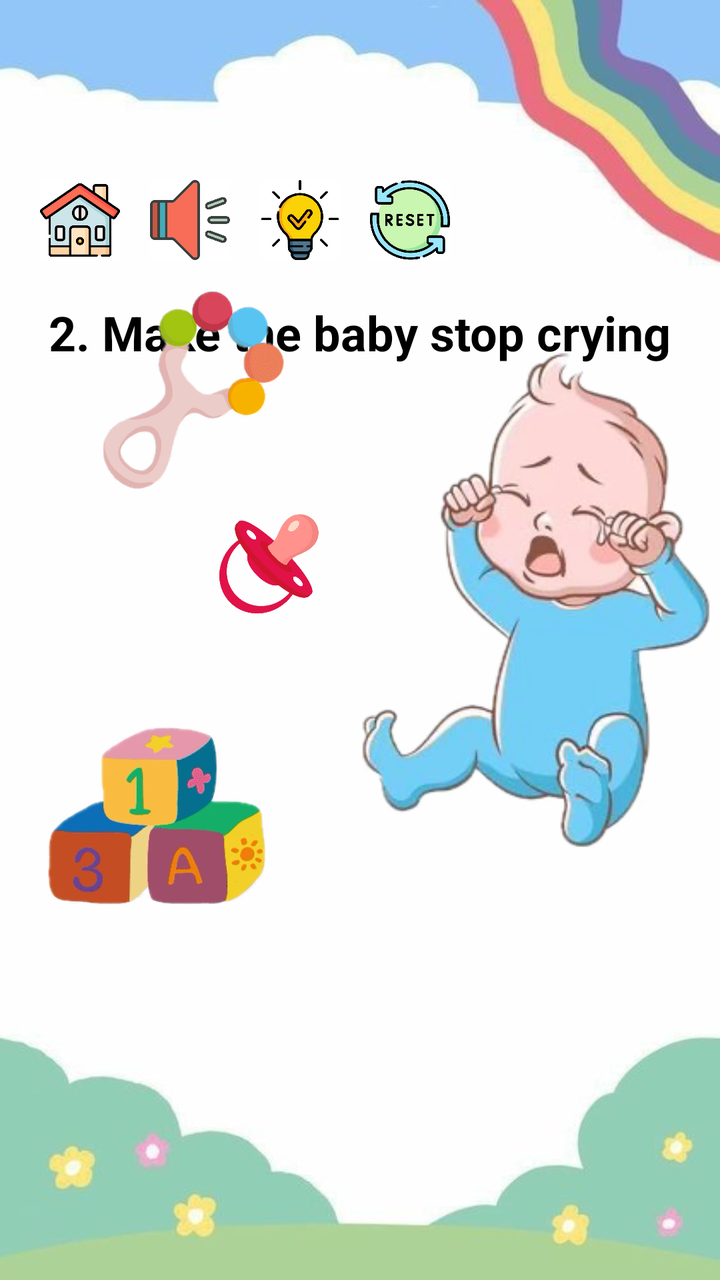
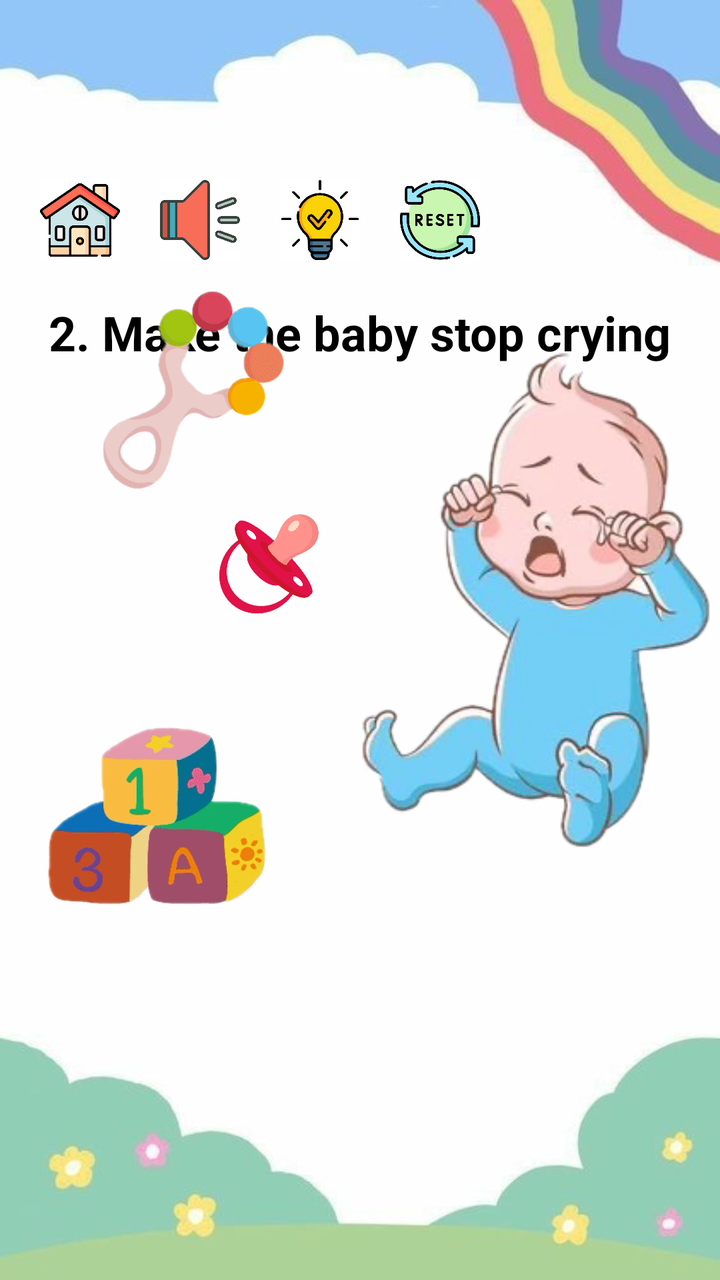

Two renders of the same Android screen: before a commit and after it. Below are the layout's source before the change and the commit's diff.
<!-- AndroidManifest.xml: application theme Theme.SEHH3165_GP -->
<!-- res/layout/game2_baby.xml -->
<?xml version="1.0" encoding="utf-8"?>
<RelativeLayout xmlns:android="http://schemas.android.com/apk/res/android"
    xmlns:tools="http://schemas.android.com/tools"
    android:layout_width="match_parent"
    android:layout_height="match_parent"
    tools:context=".Game2">

    <include
        layout="@layout/game_layout"
        android:layout_width="match_parent"
        android:layout_height="wrap_content" />

    <TextView
        android:id="@+id/textView_baby"
        android:layout_width="wrap_content"
        android:layout_height="wrap_content"
        android:layout_marginTop="150dp"
        android:layout_centerHorizontal="true"
        android:text="2. Make the baby stop crying"
        android:textColor="@color/black"
        android:textSize="24sp"
        android:textStyle="bold" />

    <ImageButton
        android:id="@+id/imageButton_crying_baby"
        android:layout_width="wrap_content"
        android:layout_height="250dp"
        android:layout_alignParentStart="true"
        android:layout_alignParentBottom="true"
        android:layout_centerInParent="true"
        android:layout_marginStart="176dp"
        android:layout_marginBottom="215dp"
        android:background="?android:attr/activatedBackgroundIndicator"
        android:scaleType="fitCenter"
        android:src="@drawable/g2_crying_baby" />

    <ImageButton
        android:id="@+id/imageButton_toy"
        android:layout_width="wrap_content"
        android:layout_height="90dp"
        android:layout_alignParentStart="true"
        android:layout_alignParentEnd="true"
        android:layout_alignParentBottom="true"
        android:layout_centerInParent="true"
        android:layout_marginStart="-47dp"
        android:layout_marginEnd="157dp"
        android:layout_marginBottom="187dp"
        android:background="?android:attr/activatedBackgroundIndicator"
        android:scaleType="fitCenter"
        android:src="@drawable/g2_toy" />

    <ImageButton
        android:id="@+id/imageButton_toy2"
        android:layout_width="wrap_content"
        android:layout_height="100dp"
        android:layout_alignParentStart="true"
        android:layout_alignParentBottom="true"
        android:layout_centerVertical="true"
        android:layout_marginStart="-72dp"
        android:layout_marginBottom="395dp"
        android:background="?android:attr/activatedBackgroundIndicator"
        android:scaleType="fitCenter"
        android:src="@drawable/g2_toy2" />

    <ImageButton
        android:id="@+id/imageButton_toy3"
        android:layout_width="wrap_content"
        android:layout_height="50dp"
        android:layout_alignParentStart="true"
        android:layout_alignParentEnd="true"
        android:layout_alignParentBottom="true"
        android:layout_centerInParent="true"
        android:layout_marginStart="9dp"
        android:layout_marginEnd="100dp"
        android:layout_marginBottom="333dp"
        android:background="?android:attr/activatedBackgroundIndicator"
        android:scaleType="fitCenter"
        android:src="@drawable/g2_nipple" />

</RelativeLayout>
<!-- res/layout/game_layout.xml (included above) -->
<?xml version="1.0" encoding="utf-8"?>
<RelativeLayout xmlns:android="http://schemas.android.com/apk/res/android"
    android:layout_width="match_parent"
    android:layout_height="match_parent"
    android:background="@drawable/bg_game">

    <ImageButton
        android:id="@+id/imageButton_home"
        android:layout_width="40dp"
        android:layout_height="40dp"
        android:layout_marginStart="20dp"
        android:layout_marginTop="90dp"
        android:background="@android:drawable/screen_background_light"
        android:scaleType="fitCenter"
        android:src="@drawable/setting_home" />

    <ImageButton
        android:id="@+id/imageButton_sound"
        android:layout_width="40dp"
        android:layout_height="40dp"
        android:layout_marginStart="15dp"
        android:layout_marginTop="90dp"
        android:layout_toEndOf="@+id/imageButton_home"
        android:background="@android:drawable/screen_background_light"
        android:scaleType="fitCenter"
        android:src="@drawable/setting_speaker" />

    <ImageButton
        android:id="@+id/imageButton_hint"
        android:layout_width="40dp"
        android:layout_height="40dp"
        android:layout_marginStart="15dp"
        android:layout_marginTop="90dp"
        android:layout_toEndOf="@+id/imageButton_sound"
        android:background="@android:drawable/screen_background_light"
        android:scaleType="fitCenter"
        android:src="@drawable/setting_hint" />

    <ImageButton
        android:id="@+id/imageButton_reset"
        android:layout_width="40dp"
        android:layout_height="40dp"
        android:layout_marginStart="15dp"
        android:layout_marginTop="90dp"
        android:layout_toEndOf="@+id/imageButton_hint"
        android:background="@android:drawable/screen_background_light"
        android:scaleType="fitCenter"
        android:src="@drawable/setting_reset" />

    <ImageButton
        android:id="@+id/imageButton_next"
        android:layout_width="40dp"
        android:layout_height="40dp"
        android:layout_marginStart="15dp"
        android:layout_marginTop="90dp"
        android:layout_toEndOf="@+id/imageButton_reset"
        android:visibility="gone"
        android:background="@android:drawable/screen_background_light"
        android:scaleType="fitCenter"
        android:src="@drawable/setting_next" />

</RelativeLayout>
<!-- resources referenced by this layout -->
<resources>
  <color name="black">#FF000000</color>
  <!-- drawable bg_game: jpg bitmap (drawable, 13552 bytes) -->
  <!-- drawable g2_crying_baby: jpeg bitmap (drawable, 71703 bytes) -->
  <!-- drawable g2_nipple: jpeg bitmap (drawable, 251910 bytes) -->
  <!-- drawable g2_toy: png bitmap (drawable, 69946 bytes) -->
  <!-- drawable g2_toy2: png bitmap (drawable, 77924 bytes) -->
  <!-- drawable setting_hint: png bitmap (drawable, 28012 bytes) -->
  <!-- drawable setting_home: png bitmap (drawable, 34155 bytes) -->
  <!-- drawable setting_next: png bitmap (drawable, 42420 bytes) -->
  <!-- drawable setting_reset: png bitmap (drawable, 43959 bytes) -->
  <!-- drawable setting_speaker: png bitmap (drawable, 122319 bytes) -->
  <style name="Theme.SEHH3165_GP" parent="Base.Theme.SEHH3165_GP" />
  <style name="Base.Theme.SEHH3165_GP" parent="Theme.Material3.DayNight.NoActionBar">
          
          
      </style>
</resources>

<!-- the commit's change to res/layout/game2_baby.xml (unified diff, before → after) -->
@@ -32,7 +32,23 @@
         android:layout_marginBottom="215dp"
         android:background="?android:attr/activatedBackgroundIndicator"
         android:scaleType="fitCenter"
+        android:visibility="visible"
+        android:focusable = "true"
         android:src="@drawable/g2_crying_baby" />
+
+    <ImageButton
+        android:id="@+id/imageButton_stop_crying_baby"
+        android:layout_width="179dp"
+        android:layout_height="311dp"
+        android:layout_alignParentStart="true"
+        android:layout_alignParentBottom="true"
+        android:layout_marginStart="200dp"
+        android:layout_marginBottom="200dp"
+        android:visibility="invisible"
+        android:focusable = "false"
+        android:background="?android:attr/activatedBackgroundIndicator"
+        android:scaleType="fitCenter"
+        android:src="@drawable/g2_stop_crying_baby" />
 
     <ImageButton
         android:id="@+id/imageButton_toy"
@@ -99,18 +115,31 @@
         android:id="@+id/imageButton_sound"
         android:layout_width="40dp"
         android:layout_height="40dp"
-        android:layout_marginStart="15dp"
+        android:layout_marginStart="20dp"
         android:layout_marginTop="90dp"
         android:layout_toEndOf="@+id/imageButton_home"
         android:background="@android:drawable/screen_background_light"
         android:scaleType="fitCenter"
+        android:visibility="visible"
         android:src="@drawable/setting_speaker" />
+
+    <ImageButton
+        android:id="@+id/imageButton_mute"
+        android:layout_width="40dp"
+        android:layout_height="40dp"
+        android:layout_marginStart="20dp"
+        android:layout_marginTop="90dp"
+        android:layout_toEndOf="@+id/imageButton_home"
+        android:background="@android:drawable/screen_background_light"
+        android:scaleType="fitCenter"
+        android:visibility="invisible"
+        android:src="@drawable/setting_mute" />
 
     <ImageButton
         android:id="@+id/imageButton_hint"
         android:layout_width="40dp"
         android:layout_height="40dp"
-        android:layout_marginStart="15dp"
+        android:layout_marginStart="20dp"
         android:layout_marginTop="90dp"
         android:layout_toEndOf="@+id/imageButton_sound"
         android:background="@android:drawable/screen_background_light"
@@ -121,23 +150,11 @@
         android:id="@+id/imageButton_reset"
         android:layout_width="40dp"
         android:layout_height="40dp"
-        android:layout_marginStart="15dp"
+        android:layout_marginStart="20dp"
         android:layout_marginTop="90dp"
         android:layout_toEndOf="@+id/imageButton_hint"
         android:background="@android:drawable/screen_background_light"
         android:scaleType="fitCenter"
         android:src="@drawable/setting_reset" />
 
-    <ImageButton
-        android:id="@+id/imageButton_next"
-        android:layout_width="40dp"
-        android:layout_height="40dp"
-        android:layout_marginStart="15dp"
-        android:layout_marginTop="90dp"
-        android:layout_toEndOf="@+id/imageButton_reset"
-        android:visibility="gone"
-        android:background="@android:drawable/screen_background_light"
-        android:scaleType="fitCenter"
-        android:src="@drawable/setting_next" />
-
 </RelativeLayout>
<!-- resource entries referenced after the edit -->
@@ -4,11 +4,12 @@
   <!-- drawable bg_game: jpg bitmap (drawable, 13552 bytes) -->
   <!-- drawable g2_crying_baby: jpeg bitmap (drawable, 71703 bytes) -->
   <!-- drawable g2_nipple: jpeg bitmap (drawable, 251910 bytes) -->
+  <!-- drawable g2_stop_crying_baby: jpeg bitmap (drawable, 166343 bytes) -->
   <!-- drawable g2_toy: png bitmap (drawable, 69946 bytes) -->
   <!-- drawable g2_toy2: png bitmap (drawable, 77924 bytes) -->
   <!-- drawable setting_hint: png bitmap (drawable, 28012 bytes) -->
   <!-- drawable setting_home: png bitmap (drawable, 34155 bytes) -->
-  <!-- drawable setting_next: png bitmap (drawable, 42420 bytes) -->
+  <!-- drawable setting_mute: png bitmap (drawable, 156720 bytes) -->
   <!-- drawable setting_reset: png bitmap (drawable, 43959 bytes) -->
   <!-- drawable setting_speaker: png bitmap (drawable, 122319 bytes) -->
   <style name="Theme.SEHH3165_GP" parent="Base.Theme.SEHH3165_GP" />
